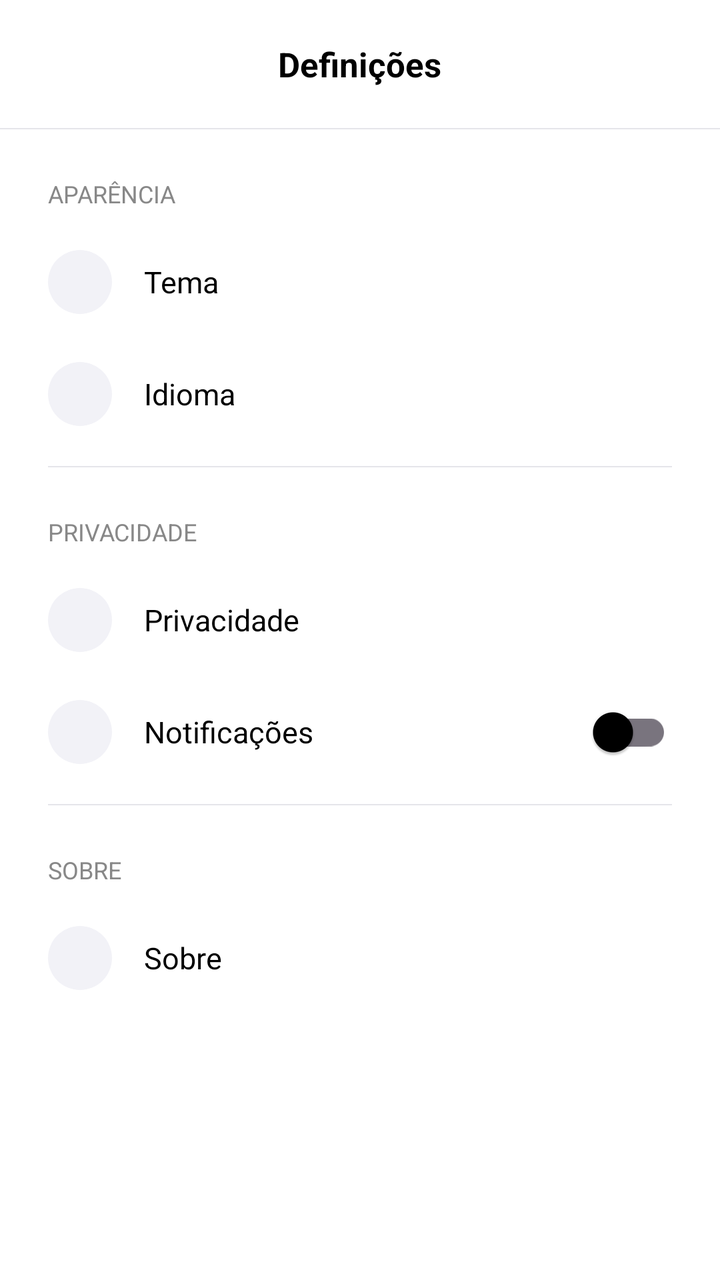
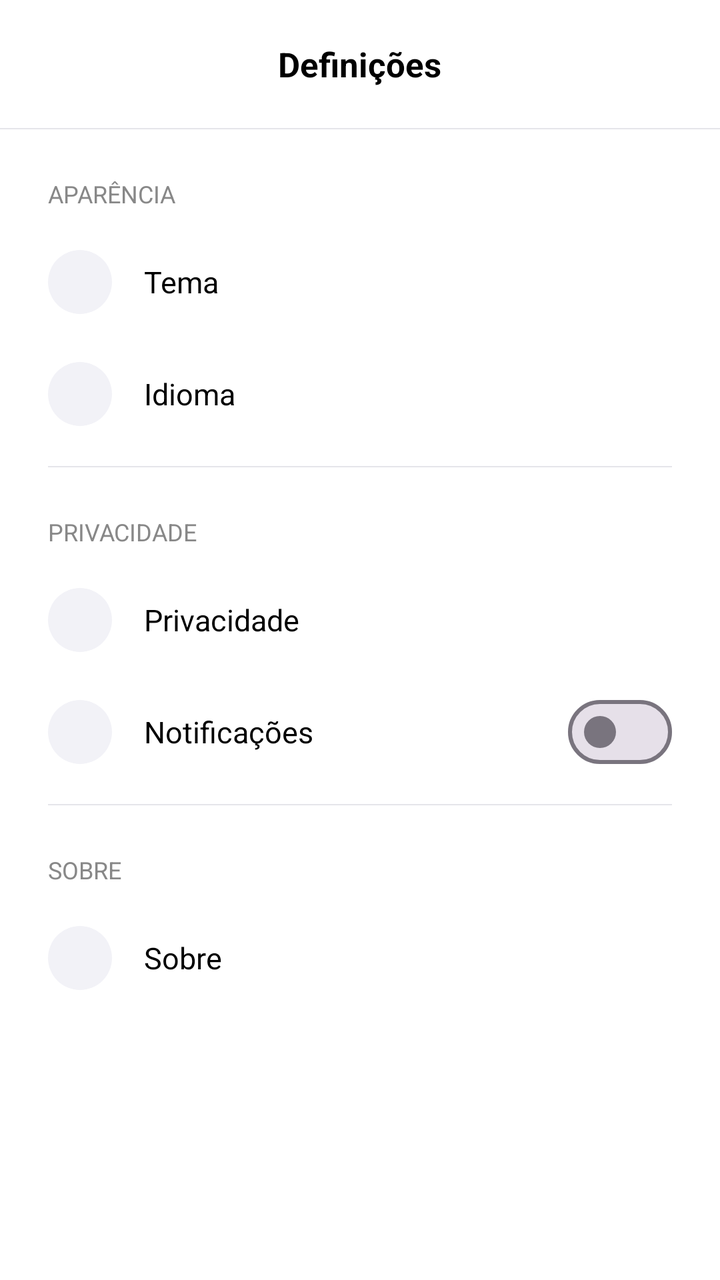

Before-and-after screenshots of an Android layout around one commit, followed by the original layout XML and the change that was made.
<!-- AndroidManifest.xml: activity theme Theme.IPC -->
<!-- res/layout/activity_settings.xml -->
<?xml version="1.0" encoding="utf-8"?>
<LinearLayout
    xmlns:android="http://schemas.android.com/apk/res/android"
    android:layout_width="match_parent"
    android:layout_height="match_parent"
    android:orientation="vertical"
    android:background="@color/background"
    android:fitsSystemWindows="true">

    <RelativeLayout
        android:id="@+id/settingsToolbar"
        android:layout_width="match_parent"
        android:layout_height="?attr/actionBarSize"
        android:paddingStart="4dp"
        android:paddingEnd="16dp"
        android:background="@color/appbar_background">

        <ImageView
            android:id="@+id/btnBack"
            android:layout_width="40dp"
            android:layout_height="40dp"
            android:padding="11dp"
            android:layout_centerVertical="true"
            android:layout_alignParentStart="true"
            android:background="?attr/selectableItemBackgroundBorderless"
            android:clickable="true"
            android:focusable="true" />

        <TextView
            android:layout_width="wrap_content"
            android:layout_height="wrap_content"
            android:layout_centerInParent="true"
            android:text="@string/drawer_settings"
            android:textSize="17sp"
            android:textStyle="bold"
            android:textColor="@color/text_primary" />

    </RelativeLayout>

    <View
        android:layout_width="match_parent"
        android:layout_height="0.5dp"
        android:background="@color/divider" />

    <ScrollView
        android:layout_width="match_parent"
        android:layout_height="match_parent"
        android:fillViewport="true">

        <LinearLayout
            android:layout_width="match_parent"
            android:layout_height="wrap_content"
            android:orientation="vertical"
            android:paddingTop="24dp"
            android:paddingBottom="32dp">

            <TextView
                android:layout_width="wrap_content"
                android:layout_height="wrap_content"
                android:text="Aparência"
                android:textSize="12sp"
                android:textAllCaps="true"
                android:textColor="@color/settings_section_label"
                android:paddingStart="24dp"
                android:paddingBottom="8dp" />

            <LinearLayout
                android:id="@+id/itemTheme"
                android:layout_width="match_parent"
                android:layout_height="56dp"
                android:orientation="horizontal"
                android:gravity="center_vertical"
                android:paddingStart="24dp"
                android:paddingEnd="24dp"
                android:background="?attr/selectableItemBackground"
                android:clickable="true"
                android:focusable="true">

                <FrameLayout
                    android:layout_width="32dp"
                    android:layout_height="32dp"
                    android:background="@drawable/drawer_icon_bg"
                    android:layout_marginEnd="16dp">

                    <ImageView
                        android:id="@+id/iconTheme"
                        android:layout_width="14dp"
                        android:layout_height="14dp"
                        android:layout_gravity="center" />

                </FrameLayout>

                <TextView
                    android:layout_width="0dp"
                    android:layout_height="wrap_content"
                    android:layout_weight="1"
                    android:text="Tema"
                    android:textSize="15sp"
                    android:textColor="@color/text_primary" />

                <TextView
                    android:id="@+id/labelTheme"
                    android:layout_width="wrap_content"
                    android:layout_height="wrap_content"
                    android:textSize="14sp"
                    android:textColor="@color/text_secondary"
                    android:layout_marginEnd="8dp" />

                <ImageView
                    android:id="@+id/chevronTheme"
                    android:layout_width="13dp"
                    android:layout_height="13dp" />

            </LinearLayout>

            <LinearLayout
                android:id="@+id/itemLanguage"
                android:layout_width="match_parent"
                android:layout_height="56dp"
                android:orientation="horizontal"
                android:gravity="center_vertical"
                android:paddingStart="24dp"
                android:paddingEnd="24dp"
                android:background="?attr/selectableItemBackground"
                android:clickable="true"
                android:focusable="true">

                <FrameLayout
                    android:layout_width="32dp"
                    android:layout_height="32dp"
                    android:background="@drawable/drawer_icon_bg"
                    android:layout_marginEnd="16dp">

                    <ImageView
                        android:id="@+id/iconLanguage"
                        android:layout_width="14dp"
                        android:layout_height="14dp"
                        android:layout_gravity="center" />

                </FrameLayout>

                <TextView
                    android:layout_width="0dp"
                    android:layout_height="wrap_content"
                    android:layout_weight="1"
                    android:text="Idioma"
                    android:textSize="15sp"
                    android:textColor="@color/text_primary" />

                <TextView
                    android:id="@+id/labelLanguage"
                    android:layout_width="wrap_content"
                    android:layout_height="wrap_content"
                    android:textSize="14sp"
                    android:textColor="@color/text_secondary"
                    android:layout_marginEnd="8dp" />

                <ImageView
                    android:id="@+id/chevronLanguage"
                    android:layout_width="13dp"
                    android:layout_height="13dp" />

            </LinearLayout>

            <View
                android:layout_width="match_parent"
                android:layout_height="0.5dp"
                android:layout_marginStart="24dp"
                android:layout_marginEnd="24dp"
                android:layout_marginTop="8dp"
                android:layout_marginBottom="24dp"
                android:background="@color/divider" />

            <TextView
                android:layout_width="wrap_content"
                android:layout_height="wrap_content"
                android:text="Privacidade"
                android:textSize="12sp"
                android:textAllCaps="true"
                android:textColor="@color/settings_section_label"
                android:paddingStart="24dp"
                android:paddingBottom="8dp" />

            <LinearLayout
                android:id="@+id/itemPrivacy"
                android:layout_width="match_parent"
                android:layout_height="56dp"
                android:orientation="horizontal"
                android:gravity="center_vertical"
                android:paddingStart="24dp"
                android:paddingEnd="24dp"
                android:background="?attr/selectableItemBackground"
                android:clickable="true"
                android:focusable="true">

                <FrameLayout
                    android:layout_width="32dp"
                    android:layout_height="32dp"
                    android:background="@drawable/drawer_icon_bg"
                    android:layout_marginEnd="16dp">

                    <ImageView
                        android:id="@+id/iconPrivacy"
                        android:layout_width="14dp"
                        android:layout_height="14dp"
                        android:layout_gravity="center" />

                </FrameLayout>

                <TextView
                    android:layout_width="0dp"
                    android:layout_height="wrap_content"
                    android:layout_weight="1"
                    android:text="Privacidade"
                    android:textSize="15sp"
                    android:textColor="@color/text_primary" />

                <ImageView
                    android:id="@+id/chevronPrivacy"
                    android:layout_width="13dp"
                    android:layout_height="13dp" />

            </LinearLayout>

            <LinearLayout
                android:id="@+id/itemNotifications"
                android:layout_width="match_parent"
                android:layout_height="56dp"
                android:orientation="horizontal"
                android:gravity="center_vertical"
                android:paddingStart="24dp"
                android:paddingEnd="24dp"
                android:background="?attr/selectableItemBackground"
                android:clickable="true"
                android:focusable="true">

                <FrameLayout
                    android:layout_width="32dp"
                    android:layout_height="32dp"
                    android:background="@drawable/drawer_icon_bg"
                    android:layout_marginEnd="16dp">

                    <ImageView
                        android:id="@+id/iconNotifications"
                        android:layout_width="14dp"
                        android:layout_height="14dp"
                        android:layout_gravity="center" />

                </FrameLayout>

                <TextView
                    android:layout_width="0dp"
                    android:layout_height="wrap_content"
                    android:layout_weight="1"
                    android:text="Notificações"
                    android:textSize="15sp"
                    android:textColor="@color/text_primary" />

                <androidx.appcompat.widget.SwitchCompat
                    android:id="@+id/switchNotifications"
                    android:layout_width="wrap_content"
                    android:layout_height="wrap_content" />

            </LinearLayout>

            <View
                android:layout_width="match_parent"
                android:layout_height="0.5dp"
                android:layout_marginStart="24dp"
                android:layout_marginEnd="24dp"
                android:layout_marginTop="8dp"
                android:layout_marginBottom="24dp"
                android:background="@color/divider" />

            <TextView
                android:layout_width="wrap_content"
                android:layout_height="wrap_content"
                android:text="Sobre"
                android:textSize="12sp"
                android:textAllCaps="true"
                android:textColor="@color/settings_section_label"
                android:paddingStart="24dp"
                android:paddingBottom="8dp" />

            <LinearLayout
                android:id="@+id/itemAbout"
                android:layout_width="match_parent"
                android:layout_height="56dp"
                android:orientation="horizontal"
                android:gravity="center_vertical"
                android:paddingStart="24dp"
                android:paddingEnd="24dp"
                android:background="?attr/selectableItemBackground"
                android:clickable="true"
                android:focusable="true">

                <FrameLayout
                    android:layout_width="32dp"
                    android:layout_height="32dp"
                    android:background="@drawable/drawer_icon_bg"
                    android:layout_marginEnd="16dp">

                    <ImageView
                        android:id="@+id/iconAbout"
                        android:layout_width="14dp"
                        android:layout_height="14dp"
                        android:layout_gravity="center" />

                </FrameLayout>

                <TextView
                    android:layout_width="0dp"
                    android:layout_height="wrap_content"
                    android:layout_weight="1"
                    android:text="@string/drawer_about"
                    android:textSize="15sp"
                    android:textColor="@color/text_primary" />

                <TextView
                    android:id="@+id/labelVersion"
                    android:layout_width="wrap_content"
                    android:layout_height="wrap_content"
                    android:textSize="14sp"
                    android:textColor="@color/text_secondary"
                    android:layout_marginEnd="8dp" />

                <ImageView
                    android:id="@+id/chevronAbout"
                    android:layout_width="13dp"
                    android:layout_height="13dp" />

            </LinearLayout>

        </LinearLayout>

    </ScrollView>

</LinearLayout>
<!-- resources referenced by this layout -->
<resources>
  <color name="appbar_background">#FFFFFF</color>
  <color name="background">#FFFFFF</color>
  <color name="divider">#E5E5EA</color>
  <color name="settings_section_label">#888888</color>
  <color name="text_primary">#000000</color>
  <color name="text_secondary">#888888</color>
  <!-- drawable drawer_icon_bg (drawable) -->
  <?xml version="1.0" encoding="utf-8"?>
  <shape xmlns:android="http://schemas.android.com/apk/res/android"
      android:shape="oval">
      <solid android:color="@color/card_background" />
  </shape>
  <string name="drawer_about">Sobre</string>
  <string name="drawer_settings">Definições</string>
  <style name="Theme.IPC" parent="Theme.Material3.DayNight.NoActionBar">
          <item name="colorPrimary">@color/colorPrimary</item>
          <item name="colorOnPrimary">@android:color/white</item>
          <item name="colorSurface">@color/surface</item>
          <item name="colorOnSurface">@color/text_primary</item>
          <item name="colorSurfaceVariant">@color/card_background</item>
          <item name="colorOnSurfaceVariant">@color/text_secondary</item>
          <item name="colorSurfaceContainerLow">@color/dialog_background</item>
          <item name="colorSurfaceContainerHigh">@color/dialog_background</item>
          <item name="colorSurfaceContainer">@color/dialog_background</item>
          <item name="colorControlActivated">@color/colorPrimary</item>
          <item name="colorControlHighlight">@color/ripple_color</item>
          <item name="android:colorEdgeEffect">@color/colorPrimary</item>
          <item name="android:textColorPrimary">@color/text_primary</item>
          <item name="android:textColorSecondary">@color/text_secondary</item>
          <item name="android:textColorHint">@color/text_hint</item>
          <item name="android:textCursorDrawable">@null</item>
          <item name="android:colorControlActivated">@color/cursor_color</item>
          
          <item name="android:statusBarColor">@android:color/transparent</item>
          <item name="android:navigationBarColor">@android:color/transparent</item>
          <item name="android:windowTranslucentStatus">false</item>
          <item name="android:windowTranslucentNavigation">false</item>
          <item name="android:windowBackground">@color/background</item>
      </style>
  <color name="card_background">#F2F2F7</color>
  <color name="colorPrimary">#007AFF</color>
  <color name="surface">#FFFFFF</color>
  <color name="dialog_background">#F2F2F7</color>
  <color name="ripple_color">#1A000000</color>
  <color name="text_hint">#AAAAAA</color>
  <color name="cursor_color">#007AFF</color>
</resources>

<!-- the commit's change to res/layout/activity_settings.xml (unified diff, before → after) -->
@@ -256,7 +256,7 @@
                     android:textSize="15sp"
                     android:textColor="@color/text_primary" />
 
-                <androidx.appcompat.widget.SwitchCompat
+                <com.google.android.material.materialswitch.MaterialSwitch
                     android:id="@+id/switchNotifications"
                     android:layout_width="wrap_content"
                     android:layout_height="wrap_content" />
